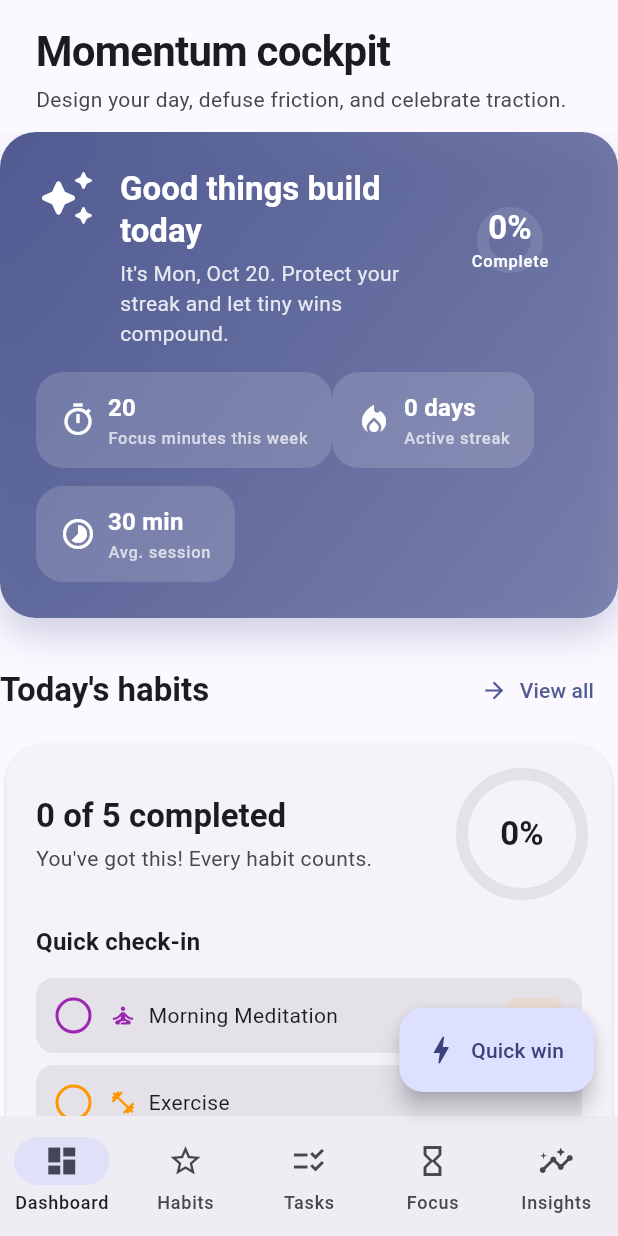
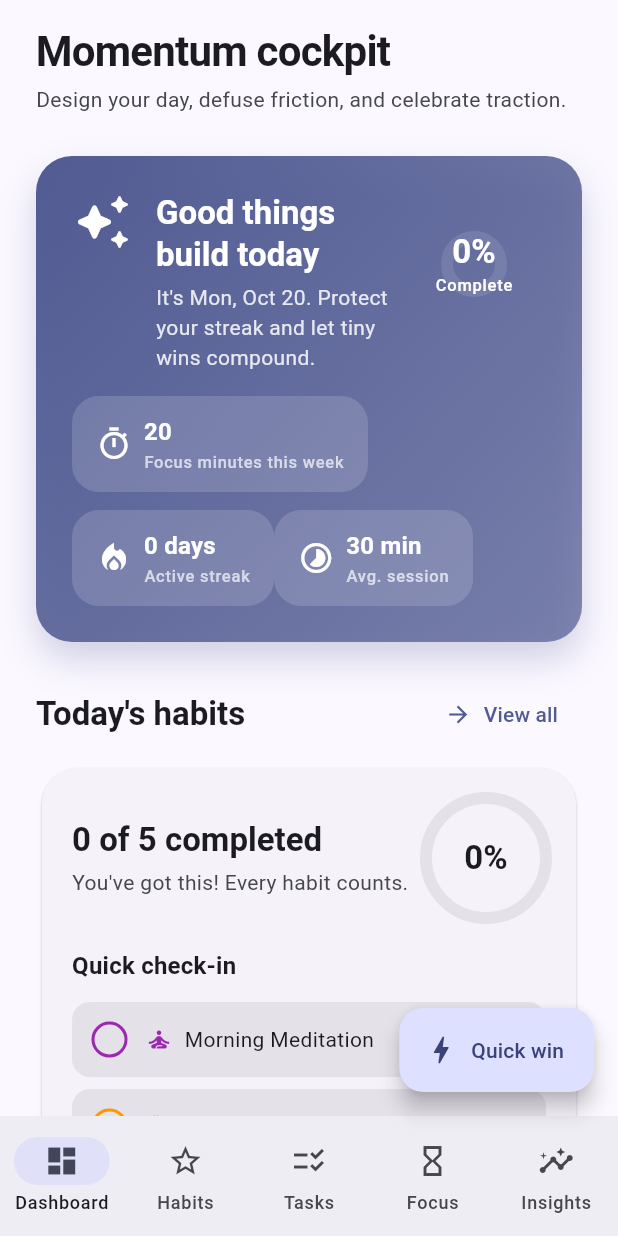
Before and after one commit to chrisw65/Testrepo, a Flutter app: the screen it shows after launch, on a phone screen of 412 x 824 dp. Run offline on Flutter 3.47's test engine with Material 3 defaults, Android fonts, the phone set to English and light mode, and no system bars.

Commit message:
Fix compilation errors for web platform
Fixes:
- Replace CustomScrollView padding parameter with SliverPadding wrapper
- Fix Consumer callback parameter name from '_' to 'child' for proper type inference
- Remove nullable Task? type where orElse guarantees non-null return value

These changes ensure the app compiles successfully for web deployment.

🤖 Generated with [Claude Code](https://claude.com/claude-code)

Co-Authored-By: Claude <noreply@anthropic.com>

```diff
--- a/lib/screens/dashboard_screen.dart
+++ b/lib/screens/dashboard_screen.dart
@@ -18,24 +18,32 @@ class DashboardScreen extends StatelessWidget {
   @override
   Widget build(BuildContext context) {
     return Consumer<AppState>(
-      builder: (BuildContext context, AppState state, Widget? _) {
+      builder: (BuildContext context, AppState state, Widget? child) {
         return CustomScrollView(
-          padding: const EdgeInsets.symmetric(horizontal: 24, vertical: 16),
           slivers: <Widget>[
-            SliverToBoxAdapter(child: _MomentumHero(state: state)),
-            const SliverToBoxAdapter(child: SizedBox(height: 24)),
-            SliverToBoxAdapter(child: _HabitSummary(state: state)),
-            const SliverToBoxAdapter(child: SizedBox(height: 24)),
-            SliverToBoxAdapter(child: _FocusBlueprint(state: state)),
-            const SliverToBoxAdapter(child: SizedBox(height: 24)),
-            SliverToBoxAdapter(child: _RitualStack(state: state)),
-            const SliverToBoxAdapter(child: SizedBox(height: 24)),
-            SliverToBoxAdapter(child: _WellbeingPulse(state: state)),
-            const SliverToBoxAdapter(child: SizedBox(height: 24)),
-            SliverToBoxAdapter(child: _MomentumAnalytics(state: state)),
-            const SliverToBoxAdapter(child: SizedBox(height: 24)),
-            SliverToBoxAdapter(child: _AntidoteShowcase(state: state)),
-            const SliverPadding(padding: EdgeInsets.only(bottom: 64)),
+            SliverPadding(
+              padding: const EdgeInsets.symmetric(horizontal: 24, vertical: 16),
+              sliver: SliverList(
+                delegate: SliverChildListDelegate(
+                  <Widget>[
+                    _MomentumHero(state: state),
+                    const SizedBox(height: 24),
+                    _HabitSummary(state: state),
+                    const SizedBox(height: 24),
+                    _FocusBlueprint(state: state),
+                    const SizedBox(height: 24),
+                    _RitualStack(state: state),
+                    const SizedBox(height: 24),
+                    _WellbeingPulse(state: state),
+                    const SizedBox(height: 24),
+                    _MomentumAnalytics(state: state),
+                    const SizedBox(height: 24),
+                    _AntidoteShowcase(state: state),
+                    const SizedBox(height: 64),
+                  ],
+                ),
+              ),
+            ),
           ],
         );
       },
--- a/lib/screens/focus_timer_screen.dart
+++ b/lib/screens/focus_timer_screen.dart
@@ -372,7 +372,7 @@ class _FocusTimerScreenState extends State<FocusTimerScreen> {
                   .formatMediumDate(session.startedAt);
               final String time = MaterialLocalizations.of(context)
                   .formatTimeOfDay(TimeOfDay.fromDateTime(session.startedAt));
-              final Task? task = state.tasks
+              final Task task = state.tasks
                   .firstWhere((Task task) => task.id == session.taskId, orElse: () => Task(
                         id: session.taskId,
                         title: 'Archived task',
```
